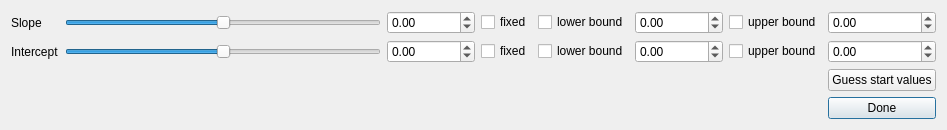
Above: pensant/ui/linearModelFitParameters.ui from syncope/pensant before the change. Below: the same form after it.
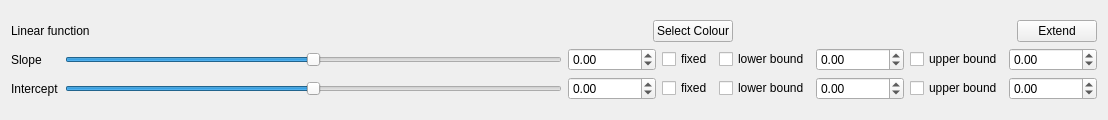
That is the form after the change.

Commit message: + updated the linear fit function widget to new scheme

```diff
--- a/pensant/ui/linearModelFitParameters.ui
+++ b/pensant/ui/linearModelFitParameters.ui
@@ -6,8 +6,8 @@
    <rect>
     <x>0</x>
     <y>0</y>
-    <width>947</width>
-    <height>128</height>
+    <width>1108</width>
+    <height>120</height>
    </rect>
   </property>
   <property name="windowTitle">
@@ -15,44 +15,129 @@
   </property>
   <layout class="QGridLayout" name="gridLayout_2">
    <item row="0" column="0">
-    <layout class="QGridLayout" name="gridLayout">
-     <item row="2" column="7">
-      <widget class="QPushButton" name="guessStartValuesBtn">
+    <layout class="QVBoxLayout" name="verticalLayout">
+     <item>
+      <layout class="QHBoxLayout" name="horizontalLayout">
+       <item>
+        <widget class="QLabel" name="label_4">
        <property name="text">
-        <string>Guess start values</string>
+          <string>Linear function</string>
        </property>
       </widget>
      </item>
-     <item row="0" column="3">
+       <item>
+        <spacer name="horizontalSpacer_3">
+         <property name="orientation">
+          <enum>Qt::Horizontal</enum>
+         </property>
+         <property name="sizeHint" stdset="0">
+          <size>
+           <width>40</width>
+           <height>20</height>
+          </size>
+         </property>
+        </spacer>
+       </item>
+       <item>
+        <spacer name="horizontalSpacer_2">
+         <property name="orientation">
+          <enum>Qt::Horizontal</enum>
+         </property>
+         <property name="sizeHint" stdset="0">
+          <size>
+           <width>40</width>
+           <height>20</height>
+          </size>
+         </property>
+        </spacer>
+       </item>
+       <item>
+        <widget class="QPushButton" name="chooseColourButton">
+         <property name="text">
+          <string>Select Colour</string>
+         </property>
+        </widget>
+       </item>
+       <item>
+        <spacer name="horizontalSpacer">
+         <property name="orientation">
+          <enum>Qt::Horizontal</enum>
+         </property>
+         <property name="sizeHint" stdset="0">
+          <size>
+           <width>40</width>
+           <height>20</height>
+          </size>
+         </property>
+        </spacer>
+       </item>
+       <item>
+        <widget class="QPushButton" name="extendButton">
+         <property name="text">
+          <string>Extend</string>
+         </property>
+        </widget>
+       </item>
+      </layout>
+     </item>
+     <item>
+      <layout class="QGridLayout" name="gridLayout_3">
+       <item row="2" column="0">
+        <widget class="QLabel" name="label_2">
+         <property name="text">
+          <string>Intercept</string>
+         </property>
+        </widget>
+       </item>
+       <item row="1" column="0">
+        <widget class="QLabel" name="label_3">
+         <property name="text">
+          <string>Slope</string>
+         </property>
+        </widget>
+       </item>
+       <item row="1" column="1">
+        <widget class="QSlider" name="slopeSlider">
+         <property name="maximum">
+          <number>100</number>
+         </property>
+         <property name="pageStep">
+          <number>5</number>
+         </property>
+         <property name="value">
+          <number>50</number>
+         </property>
+         <property name="orientation">
+          <enum>Qt::Horizontal</enum>
+         </property>
+        </widget>
+       </item>
+       <item row="1" column="2">
+        <widget class="QDoubleSpinBox" name="slopeValue">
+         <property name="minimum">
+          <double>-1000000000.000000000000000</double>
+         </property>
+         <property name="maximum">
+          <double>1000000000.000000000000000</double>
+         </property>
+        </widget>
+       </item>
+       <item row="1" column="3">
       <widget class="QCheckBox" name="slopeFixedCB">
        <property name="text">
         <string>fixed</string>
        </property>
       </widget>
      </item>
-     <item row="0" column="4">
+       <item row="1" column="4">
       <widget class="QCheckBox" name="useLBSlope">
        <property name="text">
         <string>lower bound</string>
        </property>
       </widget>
      </item>
-     <item row="0" column="6">
-      <widget class="QCheckBox" name="useUBSlope">
-       <property name="text">
-        <string>upper bound</string>
-       </property>
-      </widget>
-     </item>
-     <item row="0" column="0">
-      <widget class="QLabel" name="label">
-       <property name="text">
-        <string>Slope</string>
-       </property>
-      </widget>
-     </item>
      <item row="1" column="5">
-      <widget class="QDoubleSpinBox" name="interceptLBValue">
+        <widget class="QDoubleSpinBox" name="slopeLBValue">
        <property name="minimum">
         <double>-1000000000.000000000000000</double>
        </property>
@@ -61,7 +146,24 @@
        </property>
       </widget>
      </item>
-     <item row="1" column="2">
+       <item row="1" column="6">
+        <widget class="QCheckBox" name="useUBSlope">
+         <property name="text">
+          <string>upper bound</string>
+         </property>
+        </widget>
+       </item>
+       <item row="1" column="7">
+        <widget class="QDoubleSpinBox" name="slopeUBValue">
+         <property name="minimum">
+          <double>-1000000000.000000000000000</double>
+         </property>
+         <property name="maximum">
+          <double>1000000000.000000000000000</double>
+         </property>
+        </widget>
+       </item>
+       <item row="2" column="2">
       <widget class="QDoubleSpinBox" name="interceptValue">
        <property name="minimum">
         <double>-1000000000.000000000000000</double>
@@ -71,14 +173,7 @@
        </property>
       </widget>
      </item>
-     <item row="1" column="4">
-      <widget class="QCheckBox" name="useLBIntercept">
-       <property name="text">
-        <string>lower bound</string>
-       </property>
-      </widget>
-     </item>
-     <item row="1" column="1">
+       <item row="2" column="1">
       <widget class="QSlider" name="interceptSlider">
        <property name="maximum">
         <number>100</number>
@@ -94,25 +189,22 @@
        </property>
       </widget>
      </item>
-     <item row="1" column="3">
+       <item row="2" column="3">
       <widget class="QCheckBox" name="interceptFixedCB">
        <property name="text">
         <string>fixed</string>
        </property>
       </widget>
      </item>
-     <item row="1" column="7">
-      <widget class="QDoubleSpinBox" name="interceptUBValue">
-       <property name="minimum">
-        <double>-1000000000.000000000000000</double>
-       </property>
-       <property name="maximum">
-        <double>1000000000.000000000000000</double>
-       </property>
-      </widget>
-     </item>
-     <item row="0" column="5">
-      <widget class="QDoubleSpinBox" name="slopeLBValue">
+       <item row="2" column="4">
+        <widget class="QCheckBox" name="useLBIntercept">
+         <property name="text">
+          <string>lower bound</string>
+         </property>
+        </widget>
+       </item>
+       <item row="2" column="5">
+        <widget class="QDoubleSpinBox" name="interceptLBValue">
        <property name="minimum">
         <double>-1000000000.000000000000000</double>
        </property>
@@ -121,15 +213,15 @@
        </property>
       </widget>
      </item>
-     <item row="1" column="6">
+       <item row="2" column="6">
       <widget class="QCheckBox" name="useUBIntercept">
        <property name="text">
         <string>upper bound</string>
        </property>
       </widget>
      </item>
-     <item row="0" column="2">
-      <widget class="QDoubleSpinBox" name="slopeValue">
+       <item row="2" column="7">
+        <widget class="QDoubleSpinBox" name="interceptUBValue">
        <property name="minimum">
         <double>-1000000000.000000000000000</double>
        </property>
@@ -138,48 +230,7 @@
        </property>
       </widget>
      </item>
-     <item row="1" column="0">
-      <widget class="QLabel" name="label_2">
-       <property name="text">
-        <string>Intercept</string>
-       </property>
-      </widget>
-     </item>
-     <item row="0" column="7">
-      <widget class="QDoubleSpinBox" name="slopeUBValue">
-       <property name="minimum">
-        <double>-1000000000.000000000000000</double>
-       </property>
-       <property name="maximum">
-        <double>1000000000.000000000000000</double>
-       </property>
-      </widget>
-     </item>
-     <item row="0" column="1">
-      <widget class="QSlider" name="slopeSlider">
-       <property name="maximum">
-        <number>100</number>
-       </property>
-       <property name="pageStep">
-        <number>5</number>
-       </property>
-       <property name="value">
-        <number>50</number>
-       </property>
-       <property name="orientation">
-        <enum>Qt::Horizontal</enum>
-       </property>
-      </widget>
-     </item>
-     <item row="3" column="7">
-      <widget class="QPushButton" name="configDonePushBtn">
-       <property name="text">
-        <string>Done</string>
-       </property>
-       <property name="default">
-        <bool>true</bool>
-       </property>
-      </widget>
+      </layout>
      </item>
     </layout>
    </item>
```
Lines whose indentation alone changed are shown as unchanged. The commit also changes 3 other files.
